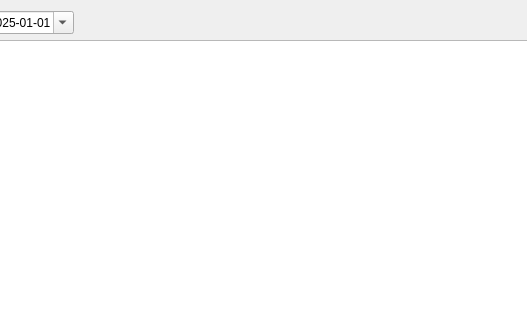
The window that listadocaducados.ui (Ladis72/tienda) describes before a commit, drawn with Qt 5; both pictures show x 200 to 727 and y 0 to 320 of the 978 by 562 pixel window.
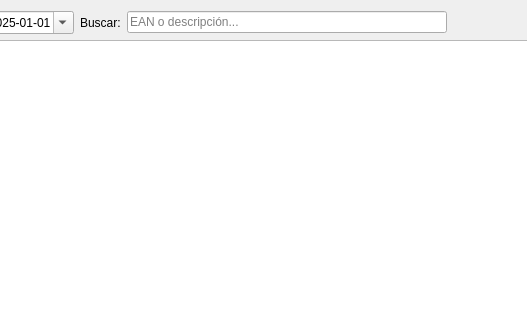
The same window after the commit. Icons and pictures are not drawn.

Diff of the .ui file:
```diff
--- a/listadocaducados.ui
+++ b/listadocaducados.ui
@@ -74,6 +74,23 @@
        </property>
       </widget>
      </item>
+     <item>
+      <widget class="QLabel" name="label_3">
+       <property name="text">
+        <string>Buscar:</string>
+       </property>
+      </widget>
+     </item>
+     <item>
+      <widget class="QLineEdit" name="lineEditBuscar">
+       <property name="placeholderText">
+        <string>EAN o descripción...</string>
+       </property>
+       <property name="clearButtonEnabled">
+        <bool>true</bool>
+       </property>
+      </widget>
+     </item>
      <item>
       <spacer name="horizontalSpacer">
        <property name="orientation">
```
